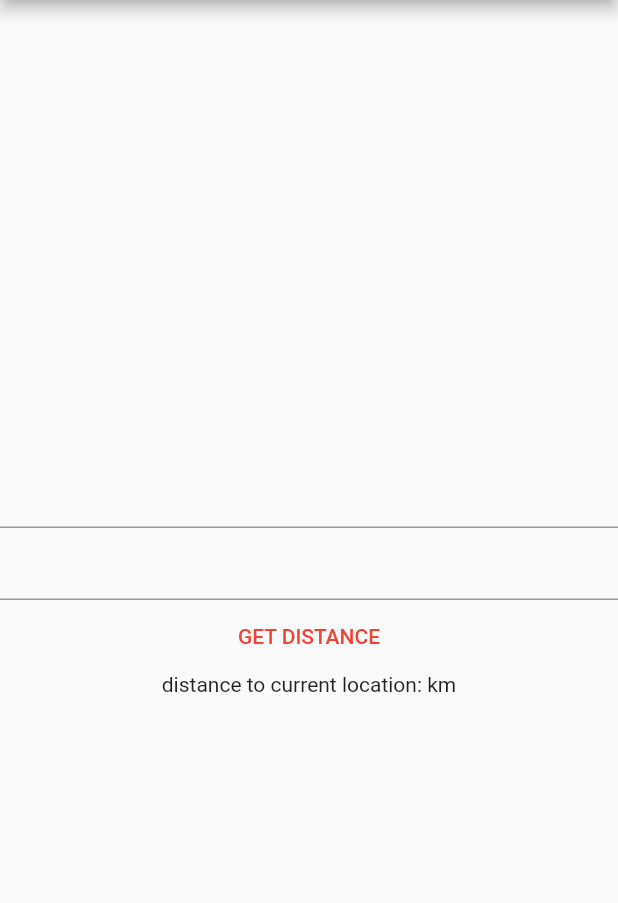
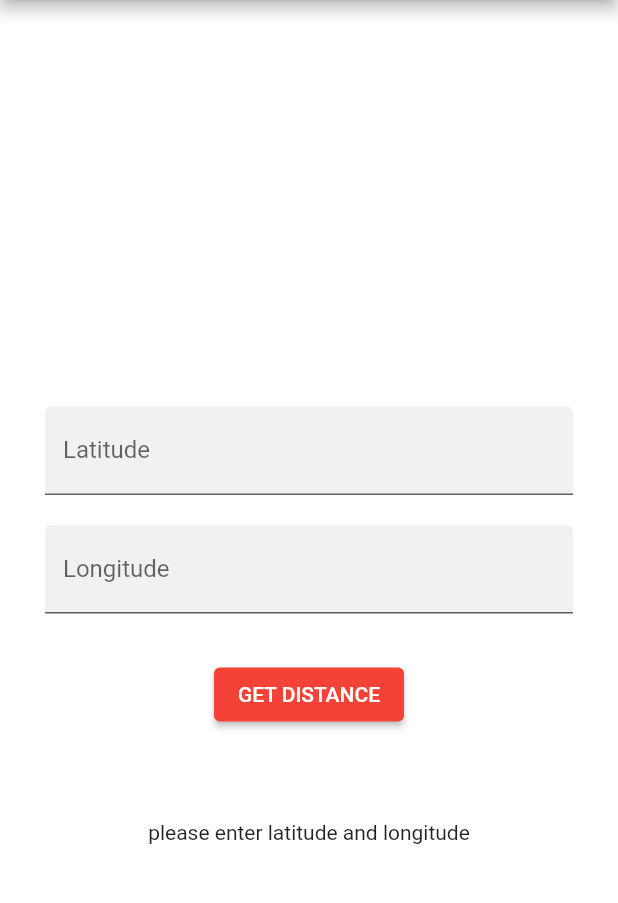
Before and after one commit to craftedcodes/geo_distance_calculator, a Flutter app: the screen it shows after launch, on a phone screen of 412 x 824 dp, the part 84-987 px from its top. Run offline on Flutter 3.47's test engine with Material 2 defaults, Android fonts, the phone set to English and light mode, and no system bars; our stand-ins replace bloc, flutter_bloc, geolocator.

Commit message:
feat: app finished

```diff
--- /dev/null
+++ b/lib/distance/application/distance_event.dart
@@ -0,0 +1,10 @@
+part of 'distance_bloc.dart';
+
+@immutable
+abstract class DistanceEvent {}
+
+class DistanceFetched extends DistanceEvent {
+  DistanceFetched({required this.latitude, required this.longitude});
+  final double latitude;
+  final double longitude;
+}
--- /dev/null
+++ b/lib/distance/application/distance_state.dart
@@ -0,0 +1,30 @@
+part of 'distance_bloc.dart';
+
+enum DistanceFetchStatus { initial, loading, error, success }
+
+@immutable
+class DistanceState {
+  const DistanceState(
+      {this.distanceFromUser = '',
+      this.hasPermission = true,
+      this.isLocationEnabled = true,
+      this.distanceFetchStatus = DistanceFetchStatus.initial});
+  final String distanceFromUser;
+  final bool hasPermission;
+  final bool isLocationEnabled;
+  final DistanceFetchStatus distanceFetchStatus;
+
+  DistanceState copyWith({
+    String? distanceFromUser,
+    bool? hasPermission,
+    bool? isLocationEnabled,
+    DistanceFetchStatus? distanceFetchStatus,
+  }) {
+    return DistanceState(
+      distanceFromUser: distanceFromUser ?? this.distanceFromUser,
+      hasPermission: hasPermission ?? this.hasPermission,
+      isLocationEnabled: isLocationEnabled ?? this.isLocationEnabled,
+      distanceFetchStatus: distanceFetchStatus ?? this.distanceFetchStatus,
+    );
+  }
+}
--- /dev/null
+++ b/lib/distance/presentation/distance_screen.dart
@@ -0,0 +1,104 @@
+import 'package:flutter/material.dart';
+import 'package:flutter_bloc/flutter_bloc.dart';
+import 'package:geo_distance_calculator/distance/application/distance_bloc.dart';
+
+class DistanceScreen extends StatefulWidget {
+  const DistanceScreen({Key? key, required this.title}) : super(key: key);
+
+  final String title;
+
+  @override
+  State<DistanceScreen> createState() => _DistanceScreenState();
+}
+
+class _DistanceScreenState extends State<DistanceScreen> {
+  late TextEditingController latitudeController;
+  late TextEditingController longitudeController;
+
+  @override
+  void initState() {
+    super.initState();
+    latitudeController = TextEditingController();
+    longitudeController = TextEditingController();
+  }
+
+  @override
+  Widget build(BuildContext context) {
+    final size = MediaQuery.of(context).size;
+    return Scaffold(
+      backgroundColor: Colors.white,
+      appBar: AppBar(
+        title: Text(widget.title),
+      ),
+      body: SingleChildScrollView(
+        child: SizedBox(
+          height: size.height,
+          child: Column(
+            mainAxisSize: MainAxisSize.max,
+            mainAxisAlignment: MainAxisAlignment.center,
+            children: [
+              Padding(
+                padding:
+                    const EdgeInsets.symmetric(horizontal: 30, vertical: 10),
+                child: TextField(
+                  keyboardType: TextInputType.number,
+                  decoration: InputDecoration(
+                    labelText: 'Latitude',
+                    fillColor: Colors.grey.withOpacity(.15),
+                    filled: true,
+                  ),
+                  controller: latitudeController,
+                ),
+              ),
+              Padding(
+                padding:
+                    const EdgeInsets.symmetric(horizontal: 30, vertical: 10),
+                child: TextField(
+                  keyboardType: TextInputType.number,
+                  decoration: InputDecoration(
+                    labelText: 'Longitude',
+                    fillColor: Colors.grey.withOpacity(.15),
+                    filled: true,
+                  ),
+                  controller: longitudeController,
+                ),
+              ),
+              const SizedBox(
+                height: 20,
+              ),
+              ElevatedButton(
+                onPressed: () => {
+                  BlocProvider.of<DistanceBloc>(context).add(
+                    DistanceFetched(
+                        latitude: double.parse(latitudeController.value.text),
+                        longitude:
+                            double.parse(longitudeController.value.text)),
+                  )
+                },
+                child: const Text('GET DISTANCE'),
+              ),
+              const SizedBox(
+                height: 60,
+              ),
+              BlocBuilder<DistanceBloc, DistanceState>(
+                builder: (context, state) {
+                  return state.distanceFetchStatus ==
+                          DistanceFetchStatus.success
+                      ? Text(
+                          'distance to current location: ${state.distanceFromUser} km')
+                      : state.distanceFetchStatus == DistanceFetchStatus.loading
+                          ? const LinearProgressIndicator()
+                          : state.distanceFetchStatus ==
+                                  DistanceFetchStatus.error
+                              ? const Text('error')
+                              : const Text(
+                                  'please enter latitude and longitude');
+                },
+              ),
+            ],
+          ),
+        ),
+      ),
+    );
+  }
+}
--- a/lib/main.dart
+++ b/lib/main.dart
@@ -1,4 +1,8 @@
 import 'package:flutter/material.dart';
+import 'package:flutter_bloc/flutter_bloc.dart';
+
+import 'distance/application/distance_bloc.dart';
+import 'distance/presentation/distance_screen.dart';
 
 void main() {
   runApp(const MyApp());
@@ -16,51 +20,9 @@ class MyApp extends StatelessWidget {
       theme: ThemeData(
         primarySwatch: Colors.red,
       ),
-      home: const MyHomePage(title: 'Geo Distance'),
-    );
-  }
-}
-
-class MyHomePage extends StatefulWidget {
-  const MyHomePage({Key? key, required this.title}) : super(key: key);
-
-  final String title;
-
-  @override
-  State<MyHomePage> createState() => _MyHomePageState();
-}
-
-class _MyHomePageState extends State<MyHomePage> {
-  late TextEditingController latitudeController;
-  late TextEditingController longitudeController;
-
-  @override
-  void initState() {
-    super.initState();
-    latitudeController = TextEditingController();
-    longitudeController = TextEditingController();
-  }
-
-  @override
-  Widget build(BuildContext context) {
-    return Scaffold(
-      appBar: AppBar(
-        title: Text(widget.title),
-      ),
-      body: Center(
-        child: Column(mainAxisAlignment: MainAxisAlignment.center, children: [
-          TextField(
-            controller: latitudeController,
-          ),
-          TextField(
-            controller: longitudeController,
-          ),
-          TextButton(
-            onPressed: () => {},
-            child: const Text('GET DISTANCE'),
-          ),
-          const Text('distance to current location: km'),
-        ]),
+      home: BlocProvider(
+        create: (context) => DistanceBloc(),
+        child: const DistanceScreen(title: 'Geo Distance'),
       ),
     );
   }
```
Also changed, not shown: lib/distance/application/distance_bloc.dart (added, +52 -0 lines), 6 other files.
